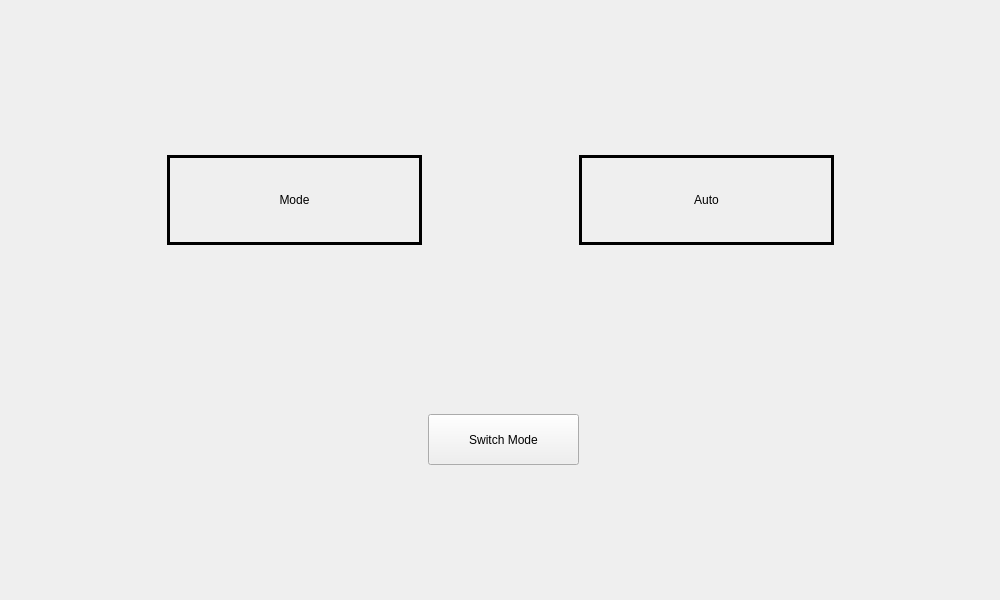
Before: the Qt Designer form amr_v4_qt/src/running_mode_screen.ui in ColinSmith14/agv_gui, drawn with Qt 5.
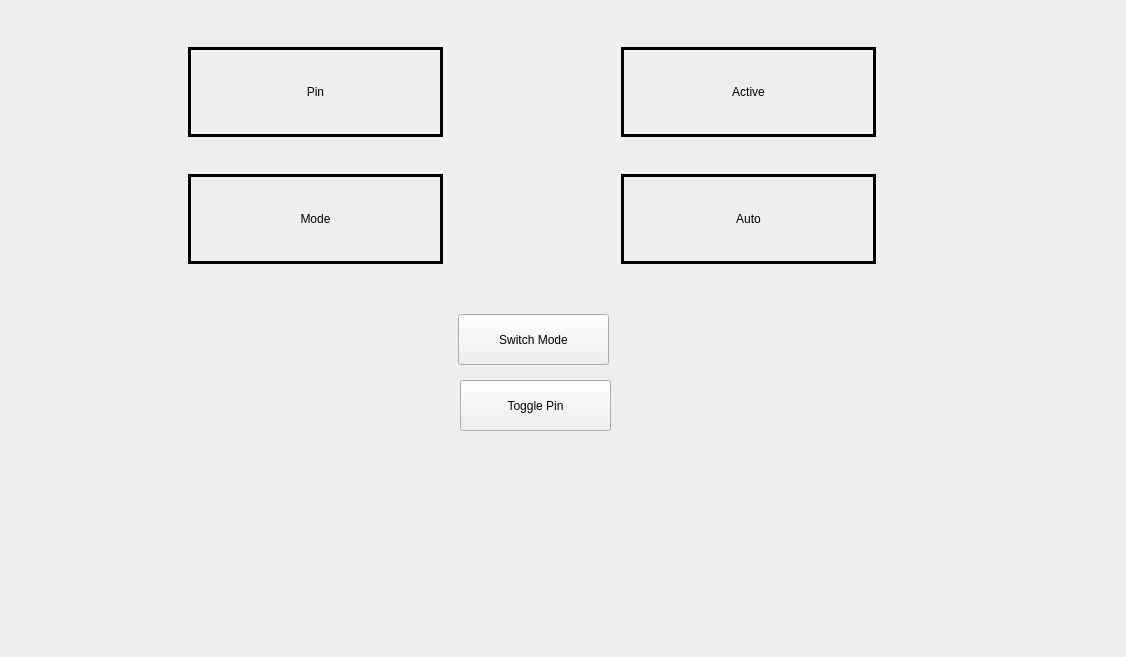
After: the same form once the commit is applied.

Patch:
```diff
--- a/amr_v4_qt/src/running_mode_screen.ui
+++ b/amr_v4_qt/src/running_mode_screen.ui
@@ -6,8 +6,8 @@
    <rect>
     <x>0</x>
     <y>0</y>
-    <width>1000</width>
-    <height>600</height>
+    <width>1126</width>
+    <height>657</height>
    </rect>
   </property>
   <property name="windowTitle">
@@ -18,14 +18,122 @@
     <rect>
      <x>10</x>
      <y>10</y>
-     <width>981</width>
-     <height>381</height>
+     <width>1044</width>
+     <height>291</height>
     </rect>
    </property>
    <layout class="QVBoxLayout" name="verticalLayout">
     <property name="spacing">
      <number>0</number>
     </property>
+    <item>
+     <layout class="QHBoxLayout" name="horizontaLayout">
+      <item>
+       <widget class="QLabel" name="pinLabel">
+        <property name="sizePolicy">
+         <sizepolicy hsizetype="Minimum" vsizetype="Fixed">
+          <horstretch>0</horstretch>
+          <verstretch>0</verstretch>
+         </sizepolicy>
+        </property>
+        <property name="minimumSize">
+         <size>
+          <width>255</width>
+          <height>90</height>
+         </size>
+        </property>
+        <property name="maximumSize">
+         <size>
+          <width>255</width>
+          <height>90</height>
+         </size>
+        </property>
+        <property name="baseSize">
+         <size>
+          <width>255</width>
+          <height>90</height>
+         </size>
+        </property>
+        <property name="layoutDirection">
+         <enum>Qt::LeftToRight</enum>
+        </property>
+        <property name="frameShape">
+         <enum>QFrame::Box</enum>
+        </property>
+        <property name="lineWidth">
+         <number>3</number>
+        </property>
+        <property name="text">
+         <string>Pin</string>
+        </property>
+        <property name="alignment">
+         <set>Qt::AlignCenter</set>
+        </property>
+        <property name="wordWrap">
+         <bool>false</bool>
+        </property>
+        <property name="margin">
+         <number>0</number>
+        </property>
+        <property name="indent">
+         <number>0</number>
+        </property>
+       </widget>
+      </item>
+      <item>
+       <widget class="QLabel" name="pinBox">
+        <property name="sizePolicy">
+         <sizepolicy hsizetype="Minimum" vsizetype="Fixed">
+          <horstretch>0</horstretch>
+          <verstretch>0</verstretch>
+         </sizepolicy>
+        </property>
+        <property name="minimumSize">
+         <size>
+          <width>255</width>
+          <height>90</height>
+         </size>
+        </property>
+        <property name="maximumSize">
+         <size>
+          <width>255</width>
+          <height>90</height>
+         </size>
+        </property>
+        <property name="baseSize">
+         <size>
+          <width>255</width>
+          <height>90</height>
+         </size>
+        </property>
+        <property name="layoutDirection">
+         <enum>Qt::LeftToRight</enum>
+        </property>
+        <property name="frameShape">
+         <enum>QFrame::Box</enum>
+        </property>
+        <property name="lineWidth">
+         <number>3</number>
+        </property>
+        <property name="text">
+         <string>Active</string>
+        </property>
+        <property name="alignment">
+         <set>Qt::AlignCenter</set>
+        </property>
+        <property name="wordWrap">
+         <bool>false</bool>
+        </property>
+        <property name="margin">
+         <number>0</number>
+        </property>
+        <property name="indent">
+         <number>0</number>
+        </property>
+       </widget>
+      </item>
+     </layout>
+    </item>
     <item>
      <layout class="QHBoxLayout" name="horizontalLayout">
       <item>
@@ -139,8 +247,8 @@
   <widget class="QPushButton" name="modeButton">
    <property name="geometry">
     <rect>
-     <x>428</x>
-     <y>414</y>
+     <x>458</x>
+     <y>314</y>
      <width>151</width>
      <height>51</height>
     </rect>
@@ -149,6 +257,19 @@
     <string>Switch Mode</string>
    </property>
   </widget>
+  <widget class="QPushButton" name="pinButton">
+   <property name="geometry">
+    <rect>
+     <x>460</x>
+     <y>380</y>
+     <width>151</width>
+     <height>51</height>
+    </rect>
+   </property>
+   <property name="text">
+    <string>Toggle Pin</string>
+   </property>
+  </widget>
  </widget>
  <resources/>
  <connections/>
```
